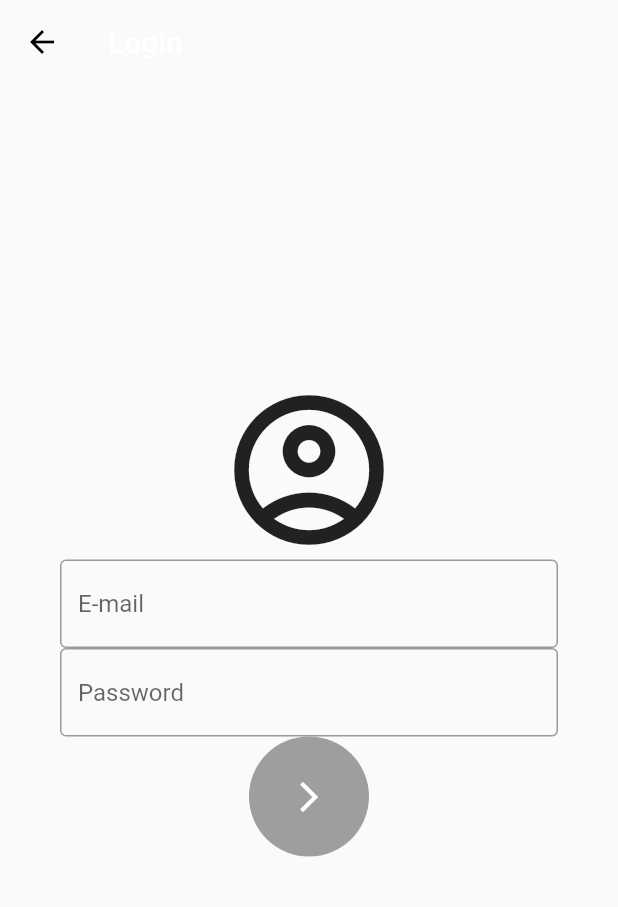
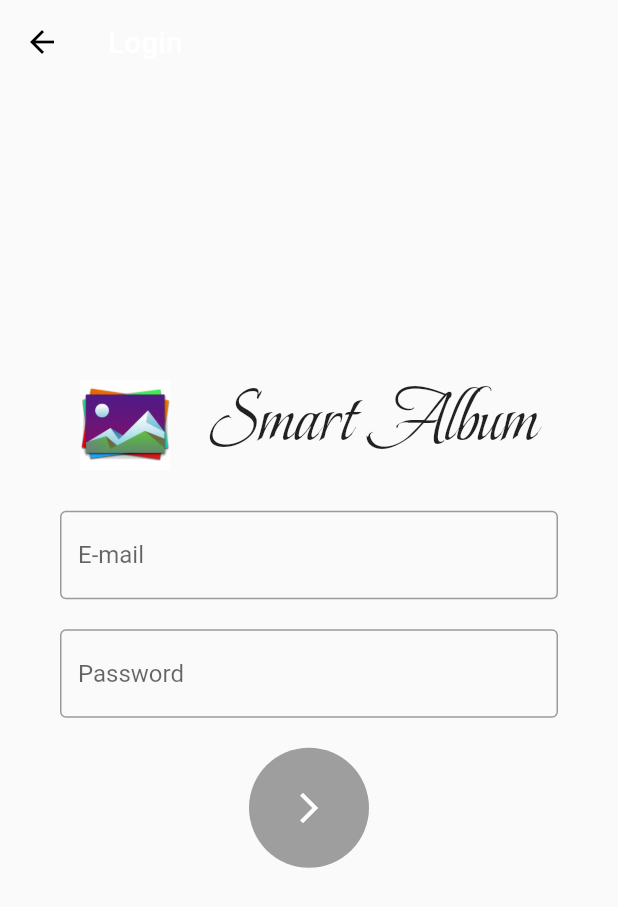
Before and after one commit to RD-Project4/smart-photo-album-frontend, a Flutter app: the LoginPage screen opened directly, on a phone screen of 412 x 824 dp. Shown: the top 907 px of the screen. Run offline on Flutter 3.47's test engine with Material 2 defaults, Android fonts, the phone set to English and light mode, and no system bars; our stand-ins replace bloc, flutter_bloc, fluttertoast, group_button, grouped_list, material_floating_search_bar and 2 more; missing offline and left inert: photo_manager, tflite_flutter, tflite_flutter_helper; project files that could hold a hidden picture were left out.

Commit message:
ui: 登录页增加logo

```diff
--- a/lib/LoginPage.dart
+++ b/lib/LoginPage.dart
@@ -1,3 +1,4 @@
+import 'package:flutter/cupertino.dart';
 import 'package:flutter/material.dart';
 import 'package:smart_album/widgets/LoginForm.dart';
 
@@ -22,7 +23,19 @@ class LoginPage extends StatelessWidget {
                 mainAxisAlignment: MainAxisAlignment.center,
                 crossAxisAlignment: CrossAxisAlignment.center,
                 children: [
-                  Icon(Icons.account_circle_outlined, size: 120),
+                  Row(
+                    mainAxisSize: MainAxisSize.max,
+                    mainAxisAlignment: MainAxisAlignment.spaceAround,
+                    children: [
+                      Image.asset('images/logo.png',width: 60,),
+                      Text(
+                        "Smart Album",
+                        style: TextStyle(
+                            fontFamily: 'BeauRivageOne', fontSize: 50),
+                      ),
+                    ],
+                  ),
+                  SizedBox(height: 20,),
                   LoginForm()
                 ]),
           ))
--- a/lib/widgets/LoginForm.dart
+++ b/lib/widgets/LoginForm.dart
@@ -7,14 +7,14 @@ class LoginForm extends StatefulWidget {
   const LoginForm({Key? key}) : super(key: key);
 
   @override
-  MyCustomFormState createState() {
-    return MyCustomFormState();
+  _LoginFormState createState() {
+    return _LoginFormState();
   }
 }
 
 // Create a corresponding State class.
 // This class holds data related to the form.
-class MyCustomFormState extends State<LoginForm> {
+class _LoginFormState extends State<LoginForm> {
   // Create a global key that uniquely identifies the Form widget
   // and allows validation of the form.
   //
@@ -27,7 +27,6 @@ class MyCustomFormState extends State<LoginForm> {
 
   @override
   Widget build(BuildContext context) {
-    // Build a Form widget using the _formKey created above.
     return Form(
       key: _formKey,
       child: Column(
@@ -36,13 +35,6 @@ class MyCustomFormState extends State<LoginForm> {
           TextFormField(
             decoration: const InputDecoration(
                 border: OutlineInputBorder(), hintText: 'E-mail'),
-            // The validator receives the text that the user has entered.
-            validator: (value) {
-              if (value == null || value.isEmpty) {
-                return 'Please enter some text';
-              }
-              return null;
-            },
             onChanged: (value) {
               setState(() {
                 account = value;
@@ -52,33 +44,43 @@ class MyCustomFormState extends State<LoginForm> {
               account = value!;
             },
           ),
+          SizedBox(
+            height: 20,
+          ),
           TextFormField(
             obscureText: true,
             enableSuggestions: false,
             autocorrect: false,
             decoration: const InputDecoration(
                 border: OutlineInputBorder(), hintText: 'Password'),
-            // The validator receives the text that the user has entered.
-            validator: (value) {
-              if (value == null || value.isEmpty) {
-                return 'Please enter some text';
-              }
-              return null;
-            },
             onChanged: (value) {
               setState(() {
                 password = value;
               });
             },
-            onSaved: (value) {
-              password = value!;
-            },
           ),
-          GestureDetector(
+          SizedBox(
+            height: 20,
+          ),
+          LoginButton(ableToLogin: account != '' && password != '')
+        ],
+      ),
+    );
+  }
+}
+
+class LoginButton extends StatelessWidget {
+  final bool ableToLogin;
+
+  const LoginButton({Key? key, required this.ableToLogin}) : super(key: key);
+
+  @override
+  Widget build(BuildContext context) {
+    return GestureDetector(
         child: Stack(
       alignment: Alignment.center,
       children: [
-              account != '' && password != ''
+        ableToLogin
             ? Positioned(
                 child: CircleAvatar(
                   radius: 40,
@@ -97,36 +99,6 @@ class MyCustomFormState extends State<LoginForm> {
           color: Colors.white,
         ))
       ],
-          )),
-          // Padding(
-          //   padding: const EdgeInsets.symmetric(vertical: 16.0),
-          //   child: ElevatedButton(
-          //     onPressed: () {
-          //       // Validate returns true if the form is valid, or false otherwise.
-          //       if (_formKey.currentState!.validate()) {
-          //         _formKey.currentState!.save();
-          //         if (account == "test@test.com" && password == "123456") {
-          //           // If the form is valid, display a snackbar. In the real world,
-          //           // you'd often call a server or save the information in a database.
-          //           ScaffoldMessenger.of(context).showSnackBar(
-          //             const SnackBar(content: Text('Processing Data')),
-          //           );
-          //           Timer(const Duration(seconds: 1), () {
-          //             Navigator.maybePop(context);
-          //           });
-          //         } else
-          //           ScaffoldMessenger.of(context).showSnackBar(
-          //             const SnackBar(
-          //                 backgroundColor: Colors.redAccent,
-          //                 content: Text('Verification error')),
-          //           );
-          //       }
-          //     },
-          //     child: const Text('Login'),
-          //   ),
-          // ),
-        ],
-      ),
-    );
+    ));
   }
 }
```
Also changed, not shown: pubspec.yaml (+6 -1 lines), fonts/BeauRivageOne.ttf (added), images/logo.png (added). Lines whose indentation alone changed are shown as unchanged.
